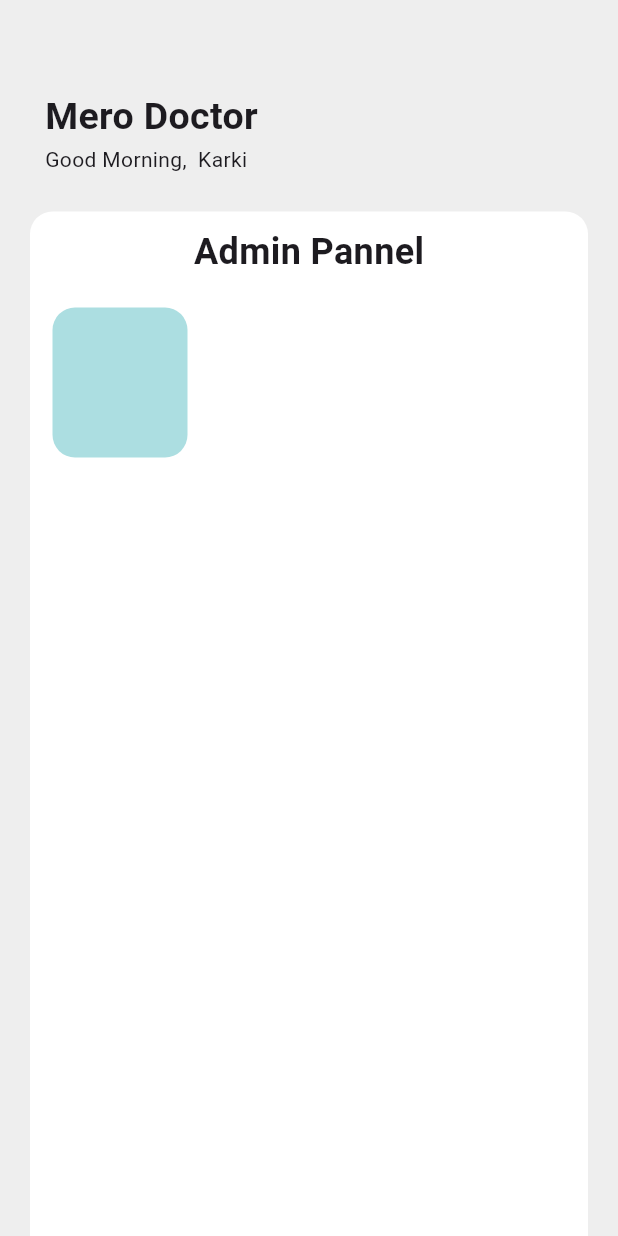
After one commit to admin123KK/merodoctor555, a Flutter app: the Aloginpage screen opened directly, scrolled down 176 dp, after a tap on "Login", on a phone screen of 412 x 824 dp. The commit adds this screen. Run offline on Flutter 3.47's test engine with Material 3 defaults, Android fonts, the phone set to English and light mode, and no system bars.

Commit message:
admin page startup

```diff
--- /dev/null
+++ b/lib/admin/ahomepage.dart
@@ -0,0 +1,102 @@
+import 'package:flutter/material.dart';
+
+class Ahomepage extends StatefulWidget {
+  const Ahomepage({super.key});
+
+  @override
+  State<Ahomepage> createState() => _AhomepageState();
+}
+
+class _AhomepageState extends State<Ahomepage> {
+  String greeting = "";
+
+  @override
+  void initState() {
+    updateGreeting();
+    super.initState();
+  }
+
+  void updateGreeting() {
+    DateTime now = DateTime.now();
+    int hour = now.hour;
+    if (hour < 12) {
+      greeting = 'Good Morning';
+    } else if (hour < 17) {
+      greeting = 'Good Afternoon';
+    } else {
+      greeting = 'Good Evening';
+    }
+  }
+
+  @override
+  Widget build(BuildContext context) {
+    return Scaffold(
+      backgroundColor: Colors.grey[200],
+      body: Column(
+        crossAxisAlignment: CrossAxisAlignment.start,
+        children: [
+          const SizedBox(
+            height: 60,
+          ),
+          const Padding(
+            padding: EdgeInsets.symmetric(horizontal: 30),
+            child: Text(
+              'Mero Doctor',
+              style: TextStyle(fontWeight: FontWeight.bold, fontSize: 25),
+            ),
+          ),
+          Row(
+            children: [
+              Padding(
+                padding: const EdgeInsets.symmetric(horizontal: 30),
+                child: Text('$greeting,  Karki'),
+              ),
+            ],
+          ),
+          const SizedBox(
+            height: 25,
+          ),
+          Padding(
+            padding: const EdgeInsets.symmetric(horizontal: 20),
+            child: Container(
+              height: 700,
+              width: double.infinity,
+              decoration: BoxDecoration(
+                color: Colors.white,
+                borderRadius: BorderRadius.circular(15),
+              ),
+              child: Column(
+                children: [
+                  SizedBox(
+                    height: 10,
+                  ),
+                  Text(
+                    'Admin Pannel',
+                    style: TextStyle(fontWeight: FontWeight.bold, fontSize: 24),
+                  ),
+                  SizedBox(
+                    height: 20,
+                  ),
+                  Row(
+                    children: [
+                      Padding(
+                        padding: const EdgeInsets.symmetric(horizontal: 15),
+                        child: Container(
+                          height: 100,
+                          width: 90,
+                          decoration: BoxDecoration(
+                              color: const Color.fromARGB(93, 28, 165, 172),
+                              borderRadius: BorderRadius.circular(15)),
+                        ),
+                      ),
+                    ],
+                  )
+                ],
+              ),
+            ),
+          ),
+        ],
+      ),
+    );
+  }
+}
--- a/lib/admin/aloginpage.dart
+++ b/lib/admin/aloginpage.dart
@@ -1,4 +1,5 @@
 import 'package:flutter/material.dart';
+import 'package:merodoctor/admin/ahomepage.dart';
 import 'package:merodoctor/doctor/dloginpage.dart';
 import 'package:merodoctor/doctor/dregisterpage.dart';
 import 'package:merodoctor/forgotpassword.dart';
@@ -49,7 +50,7 @@ class _AloginpageState extends State<Aloginpage> {
                     height: 20,
                   ),
                   const Text(
-                    'Welcome Back Dr.',
+                    'Welcome Back Admin',
                     style: TextStyle(
                         fontWeight: FontWeight.bold,
                         fontSize: 30,
@@ -147,6 +148,13 @@ class _AloginpageState extends State<Aloginpage> {
                           MaterialPageRoute(
                               builder: (context) => const Homepage()));
                     },
+                    child: InkWell(
+                      onTap: () {
+                        Navigator.pushReplacement(
+                            context,
+                            MaterialPageRoute(
+                                builder: (context) => Ahomepage()));
+                      },
                       child: Container(
                         height: 30,
                         width: 123,
@@ -157,7 +165,9 @@ class _AloginpageState extends State<Aloginpage> {
                           child: Text(
                             'Login',
                             style: TextStyle(
-                              color: Colors.white, fontWeight: FontWeight.bold),
+                                color: Colors.white,
+                                fontWeight: FontWeight.bold),
+                          ),
                         ),
                       ),
                     ),
@@ -282,6 +292,7 @@ class _AloginpageState extends State<Aloginpage> {
                               )),
                         ),
                         InkWell(
+                          onTap: () {},
                           child: Container(
                             height: 90,
                             width: 80,
```
Lines whose indentation alone changed are shown as unchanged.
